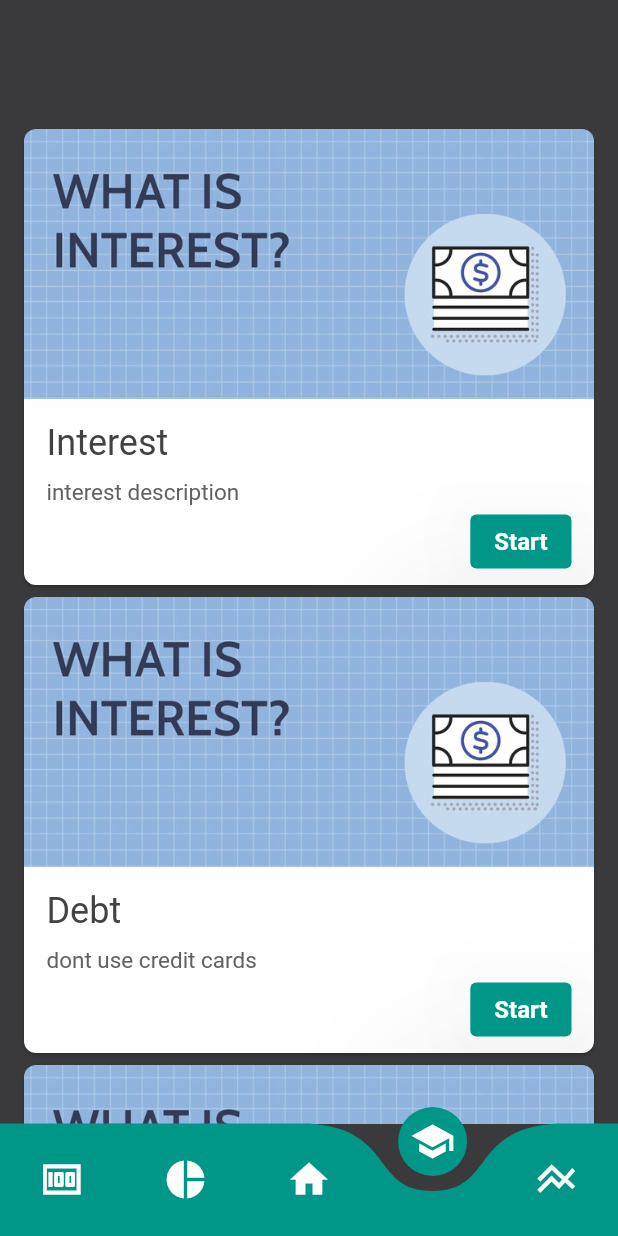
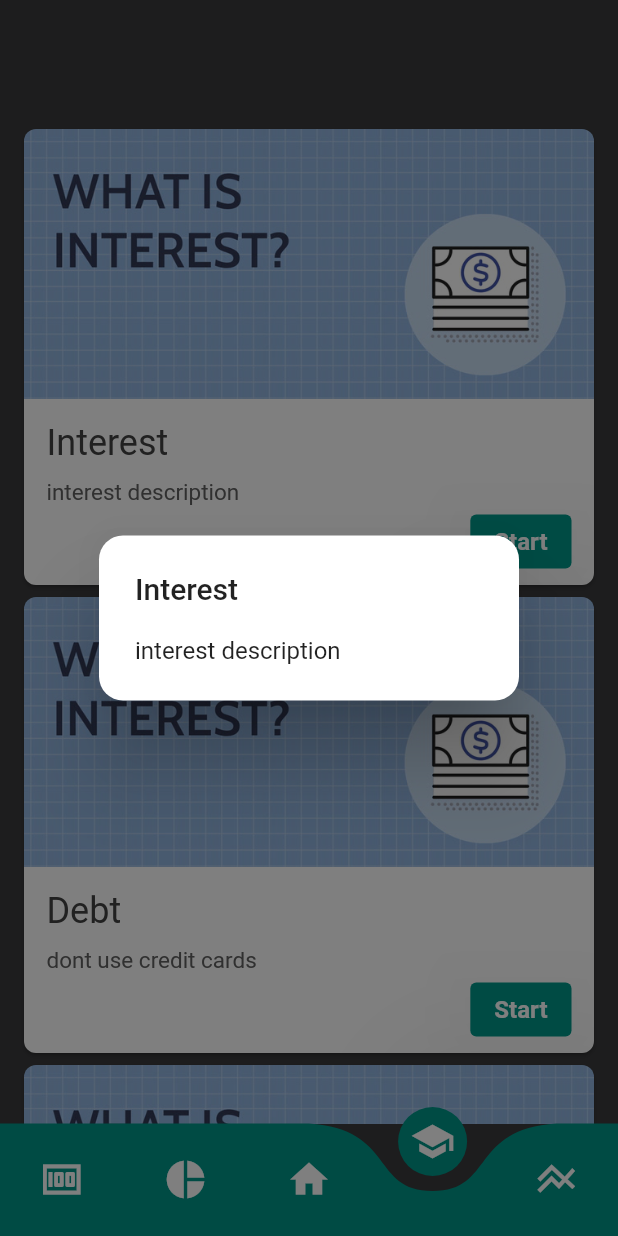
Before and after one commit to sadzhamo/money_mentor, a Flutter app: the screen it shows after launch, item 4 of the bottom bar chosen, after a tap on "Start", on a phone screen of 412 x 824 dp. Run offline on Flutter 3.47's test engine with Material 2 defaults, Android fonts, the phone set to English and light mode, and no system bars; drawn by our look-alikes of curved_navigation_bar.

Commit message:
added dialog for lessons page

```diff
--- a/lib/LessonsPage.dart
+++ b/lib/LessonsPage.dart
@@ -7,11 +7,11 @@ class LessonsPage extends StatelessWidget {
   @override
   Widget build(BuildContext context) {
     List<Widget> Cards = [
-      createCard('images/interest.jpg', "Interest", "interest description",
-          "/interest", context),
-      createCard('images/interest.jpg', "Debt", "dont use credit cards",
-          "/debt", context),
-      createCard('images/interest.jpg', "Interest", "3333", "/suren", context)
+      createCard(
+          'images/interest.jpg', "Interest", "interest description", context),
+      createCard(
+          'images/interest.jpg', "Debt", "dont use credit cards", context),
+      createCard('images/interest.jpg', "Interest", "3333", context)
     ];
     return SingleChildScrollView(
       child: Padding(
@@ -33,8 +33,8 @@ class LessonsPage extends StatelessWidget {
   }
 }
 
-Widget createCard(String imgUrl, String header, String body, String routeName,
-    BuildContext context) {
+Widget createCard(
+    String imgUrl, String header, String body, BuildContext context) {
   return Card(
     shape: RoundedRectangleBorder(
       borderRadius: BorderRadius.circular(8),
@@ -74,7 +74,7 @@ Widget createCard(String imgUrl, String header, String body, String routeName,
                   const Spacer(),
                   ElevatedButton(
                     onPressed: () {
-                      Navigator.pushNamed(context, routeName);
+                      _openAnimatedDialog(context, header, body);
                     },
                     style: ElevatedButton.styleFrom(
                       elevation: 50,
@@ -101,3 +101,34 @@ Widget createCard(String imgUrl, String header, String body, String routeName,
     ),
   );
 }
+// transitionBuilder: (context, animation, secondaryAnimation, child) {
+// 						    return AlertDialog(
+//                               backgroundColor: backgroundColor,
+//                               title: Text(header),
+//                               content: Text("Lorem ipsum dolor si"));
+// 						  }
+
+void _openAnimatedDialog(BuildContext context, String header, String body) {
+  showGeneralDialog(
+    context: context,
+    barrierDismissible: true,
+    barrierLabel: '',
+    transitionDuration: const Duration(milliseconds: 170),
+    pageBuilder: (context, animation, secondaryAnimation) {
+      return Container();
+    },
+    transitionBuilder: (context, a1, a2, widget) {
+      return ScaleTransition(
+          scale: Tween<double>(begin: 0.80, end: 1.0).animate(a1),
+          child: FadeTransition(
+            opacity: Tween<double>(begin: 0.5, end: 1.0).animate(a1),
+            child: AlertDialog(
+                title: Text(header),
+                content: Text(body),
+                shape: OutlineInputBorder(
+                    borderRadius: BorderRadius.circular(16.0),
+                    borderSide: BorderSide.none)),
+          ));
+    },
+  );
+}
--- a/lib/main.dart
+++ b/lib/main.dart
@@ -25,7 +25,7 @@ class MyApp extends StatelessWidget {
       ),
       routes: {
         "/": (context) => const MainPage(),
-        "/score": (context) => ScorecardPage(score: 'score')
+        "/score": (context) => ScorecardPage(score: 'score'),
       },
     );
   }
--- a/pubspec.yaml
+++ b/pubspec.yaml
@@ -28,7 +28,7 @@ environment:
 # the latest version available on pub.dev. To see which dependencies have newer
 # versions available, run `flutter pub outdated`.
 dependencies:
-
+  chat_bubbles: ^1.5.0
   flutter:
     sdk: flutter
   curved_navigation_bar: ^1.0.3
```
Also changed, not shown: pubspec.lock.
